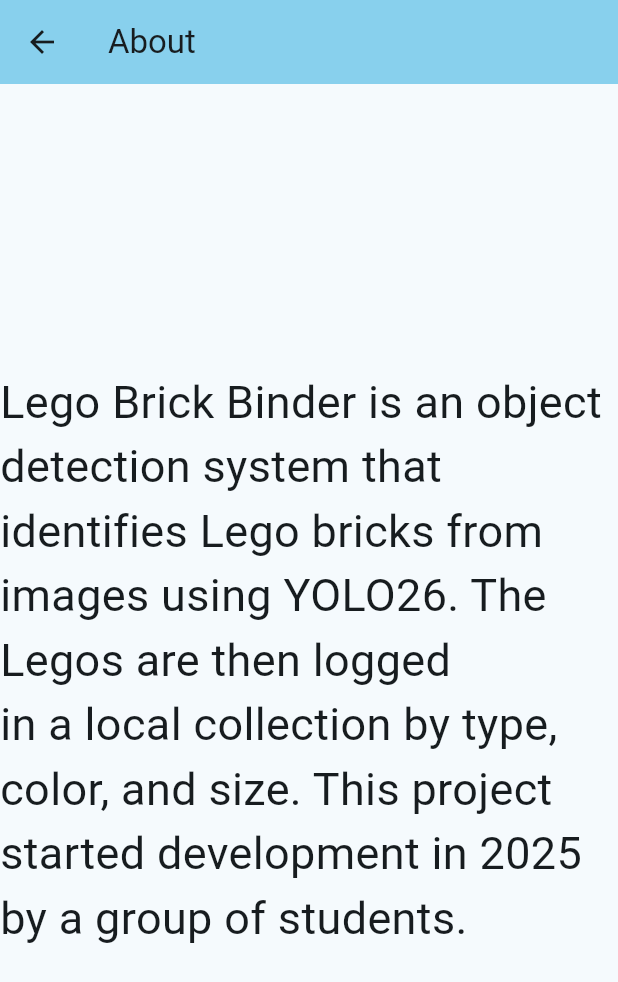
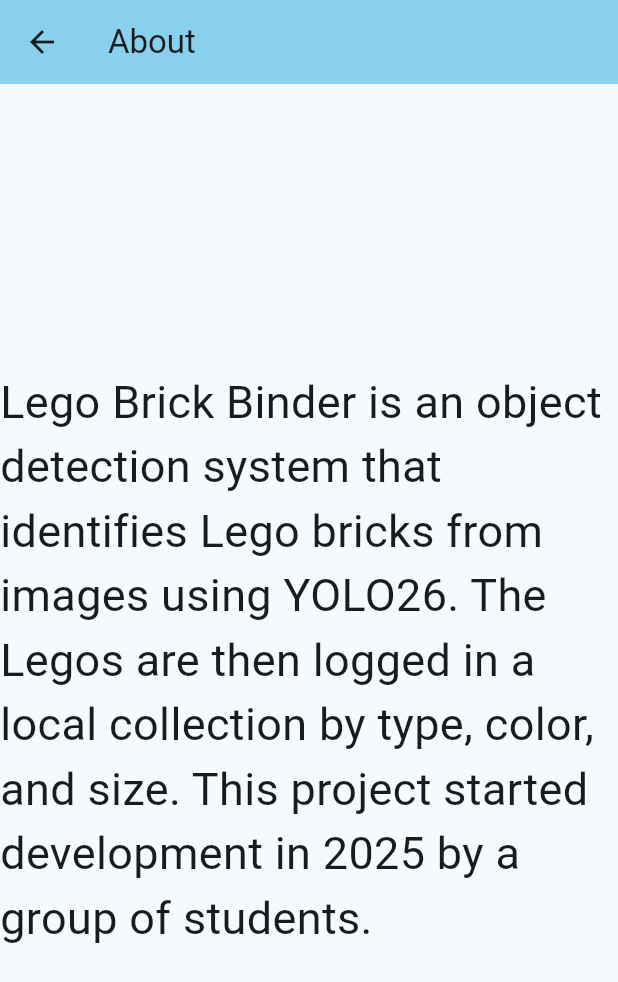
Before and after one commit to DBS-Group-Capstone/Lego-Brick-Counter, a Flutter app: the AboutPage screen opened by its route, on a phone screen of 412 x 824 dp. Shown: the top 982 px of the screen. Run offline on Flutter 3.47's test engine with Material 3 defaults, Android fonts, the phone set to English and light mode, and no system bars; our stand-ins replace camera, cross_file, sqflite, sqflite_common_ffi; missing offline and left inert: cross_file_image, ultralytics_yolo; accounts and stored records are empty.

Commit message:
Fixed import naming convention to be consistent with other files + adjusted text in About page

```diff
--- a/lib/other_aboutPage.dart
+++ b/lib/other_aboutPage.dart
@@ -24,7 +24,7 @@
       ),
       body: Center(
         child: Text(
-          'Lego Brick Binder is an object detection system that identifies Lego bricks from images using YOLO26. The Legos are then logged\nin a local collection by type, color, and size. This project started development in 2025 by a group of students.',
+          'Lego Brick Binder is an object detection system that identifies Lego bricks from images using YOLO26. The Legos are then logged in a local collection by type, color, and size. This project started development in 2025 by a group of students.',
           style: TextStyle(
             fontSize: 30
           )
--- a/lib/other_settingsPage.dart
+++ b/lib/other_settingsPage.dart
@@ -1,6 +1,6 @@
 import 'package:flutter/material.dart';
 import 'package:provider/provider.dart';
-import 'theme_provider.dart';
+import 'package:learn/theme_provider.dart';
 
 class SettingsPage extends StatefulWidget {
   const SettingsPage({super.key});
```
